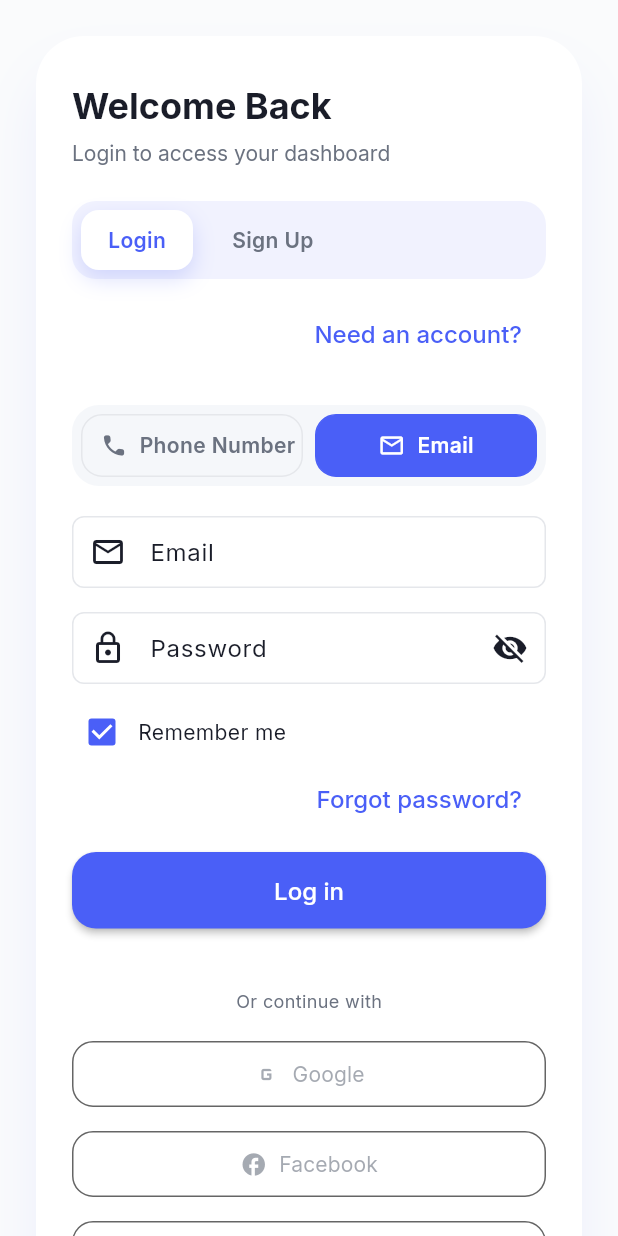
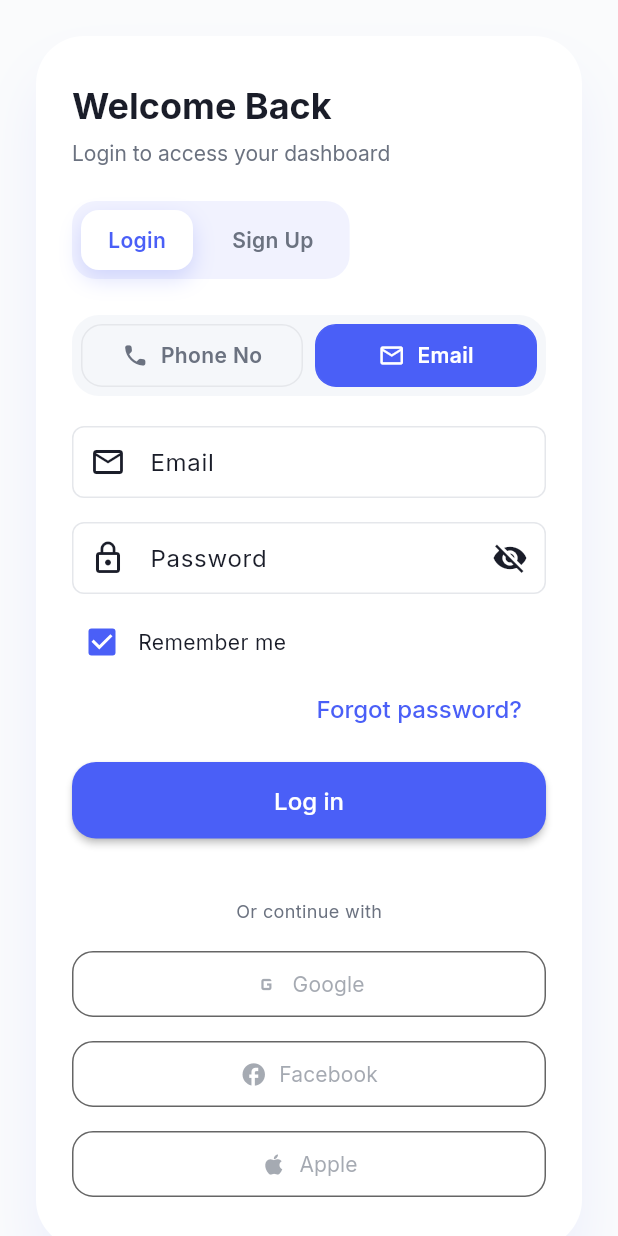
Before and after one commit to PocketLLM/EchoGen.ai, a Flutter app: the AuthFlowScreen screen opened directly, on a phone screen of 412 x 824 dp. Run offline on Flutter 3.47's test engine with Material 3 defaults, Android fonts, the phone set to English and light mode, and no system bars; our stand-ins replace audio_service, cross_file, flutter_secure_storage, flutter_svg, google_fonts, just_audio and 4 more; missing offline and left inert: audio_session; accounts and stored records are empty; statements that could not run were skipped.

Commit message:
updated the aut flow fixed the overflow of the phone nno

```diff
--- a/lib/screens/auth/auth_flow_screen.dart
+++ b/lib/screens/auth/auth_flow_screen.dart
@@ -240,7 +240,7 @@
   Widget _buildModeSwitcher(ThemeData theme) {
     final isSignIn = _mode == _AuthMode.signIn;
 
-    final toggleChips = Container(
+    return Container(
       padding: const EdgeInsets.all(6),
       decoration: BoxDecoration(
         borderRadius: BorderRadius.circular(16),
@@ -266,40 +266,6 @@
           ),
         ],
       ),
-    );
-
-    final switchTextButton = TextButton(
-      onPressed: _toggleMode,
-      child: Text(isSignIn ? 'Need an account?' : 'Have an account?'),
-    );
-
-    return LayoutBuilder(
-      builder: (context, constraints) {
-        final isCompact = constraints.maxWidth < 420;
-
-        if (isCompact) {
-          return Column(
-            crossAxisAlignment: CrossAxisAlignment.stretch,
-            children: [
-              toggleChips,
-              const SizedBox(height: 12),
-              Align(
-                alignment: Alignment.centerRight,
-                child: switchTextButton,
-              ),
-            ],
-          );
-        }
-
-        return Row(
-          mainAxisAlignment: MainAxisAlignment.spaceBetween,
-          children: [
-            Flexible(child: toggleChips),
-            const SizedBox(width: 16),
-            switchTextButton,
-          ],
-        );
-      },
     );
   }
 
@@ -530,7 +496,7 @@
         children: [
           Expanded(
             child: _CredentialChip(
-              label: 'Phone Number',
+              label: 'Phone No',
               icon: Icons.phone_rounded,
               isActive: _credentialType == _CredentialType.phone,
               onTap: () => _handleCredentialTap(_CredentialType.phone),
```
